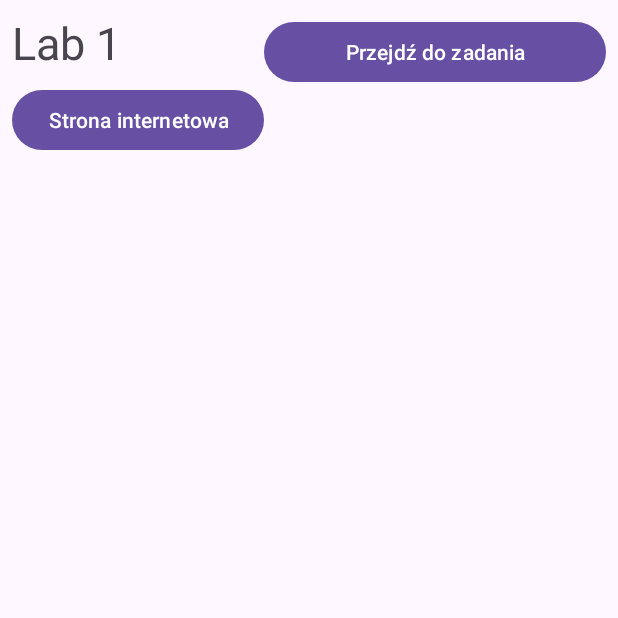
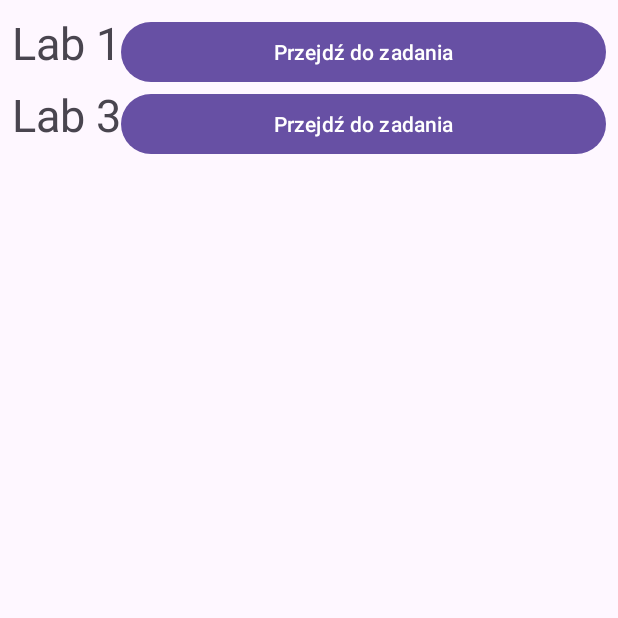
Before and after one commit to wisnieibiszkopty/ProgramowanieAplikacjiAndroid, an Android app: the screen it shows after launch (MainActivity), on a phone screen of 412 x 824 dp, the top half of it. Run offline under Robolectric (Android 15) with nearby library versions, the phone set to English and light mode, and no system bars.

```diff
--- a/app/build.gradle.kts
+++ b/app/build.gradle.kts
@@ -40,7 +40,10 @@ dependencies {
     implementation("androidx.appcompat:appcompat:1.6.1")
     implementation("com.google.android.material:material:1.11.0")
     implementation("androidx.constraintlayout:constraintlayout:2.1.4")
+    implementation("androidx.activity:activity:1.8.0")
     testImplementation("junit:junit:4.13.2")
     androidTestImplementation("androidx.test.ext:junit:1.1.5")
     androidTestImplementation("androidx.test.espresso:espresso-core:3.5.1")
+    implementation("androidx.cardview:cardview:1.0.0")
+
 }
--- a/app/src/main/AndroidManifest.xml
+++ b/app/src/main/AndroidManifest.xml
@@ -13,9 +13,13 @@
         android:theme="@style/Theme.ProgramowanieAplikacjiAndroid"
         tools:targetApi="31">
         <activity
+            android:name=".Activities.Lab3Activity"
+            android:exported="false"
+            android:parentActivityName=".Activities.MainActivity"/>
+        <activity
             android:name=".Activities.GradesActivity"
             android:exported="false"
-            android:parentActivityName=".Activities.Lab1Activity"/>
+            android:parentActivityName=".Activities.Lab1Activity" />
         <activity
             android:name=".Activities.Lab1Activity"
             android:exported="false"
--- a/app/src/main/java/com/example/programowanieaplikacjiandroid/Activities/Lab1Activity.java
+++ b/app/src/main/java/com/example/programowanieaplikacjiandroid/Activities/Lab1Activity.java
@@ -37,7 +37,7 @@ public class Lab1Activity extends AppCompatActivity {
         setContentView(view);
 
         setSupportActionBar(binding.toolbar);
-        getSupportActionBar().setTitle("Zadanie 1");
+        getSupportActionBar().setTitle("Laboratorium 2");
         getSupportActionBar().setDisplayHomeAsUpEnabled(true);
 
         binding.gradesButton.setOnClickListener(v -> onFormSubmit());
@@ -131,6 +131,8 @@ public class Lab1Activity extends AppCompatActivity {
 
         isFinished = true;
 
+        binding.average.setText("Twoja średnia to: " + gradePointAverage);
+
         changeEndButtonState();
     }
 
--- a/app/src/main/java/com/example/programowanieaplikacjiandroid/Activities/MainActivity.java
+++ b/app/src/main/java/com/example/programowanieaplikacjiandroid/Activities/MainActivity.java
@@ -11,27 +11,22 @@ import com.example.programowanieaplikacjiandroid.R;
 
 public class MainActivity extends AppCompatActivity {
 
+    private final Class[] acitvities = {Lab1Activity.class, Lab3Activity.class};
+
     @Override
     protected void onCreate(Bundle savedInstanceState) {
         super.onCreate(savedInstanceState);
         setContentView(R.layout.activity_main);
 
         Button lab1Button = findViewById(R.id.lab1);
-        lab1Button.setOnClickListener(v -> startLab1());
-
-        Button wwwButton = findViewById(R.id.webButton);
-        wwwButton.setOnClickListener(v -> startWWW());
+        lab1Button.setOnClickListener(v -> startLab(0));
+        Button lab3Button = findViewById(R.id.lab3);
+        lab3Button.setOnClickListener(v -> startLab(1));
     }
 
-    private void startLab1(){
-        Intent intent = new Intent(this, Lab1Activity.class);
+    private void startLab(int n){
+        Intent intent = new Intent(this, acitvities[n]);
         startActivity(intent);
     }
 
-    // nie używać 💀💀💀💀💀
-    private void startWWW(){
-        Intent intent = new Intent(Intent.ACTION_VIEW,
-                Uri.parse("https://jbzd.com.pl/"));
-        startActivity(intent);
-    }
 }
--- a/app/src/main/res/layout/activity_main.xml
+++ b/app/src/main/res/layout/activity_main.xml
@@ -16,9 +16,16 @@
             android:id="@+id/lab1"
             android:text="Przejdź do zadania" />
     </TableRow>
-    <TableRow android:layout_width="wrap_content">
-        <Button android:id="@+id/webButton"
-            android:text="Strona internetowa"/>
+    <TableRow android:layout_width="wrap_content"
+        android:layout_height="wrap_content">
+        <TextView
+            android:layout_width="wrap_content"
+            android:layout_height="match_parent"
+            android:text="Lab 3"
+            android:textSize="30sp" />
+        <Button
+            android:id="@+id/lab3"
+            android:text="Przejdź do zadania" />
     </TableRow>
 
 </TableLayout>
```
Also changed, not shown: app/src/main/java/com/example/programowanieaplikacjiandroid/Activities/Lab3Activity.java (added, +41 -0 lines), app/src/main/res/layout/activity_lab1.xml (+8 -0 lines), app/src/main/res/layout/activity_lab3.xml (added, +20 -0 lines), app/src/main/res/layout/grade_component.xml (+17 -5 lines).
